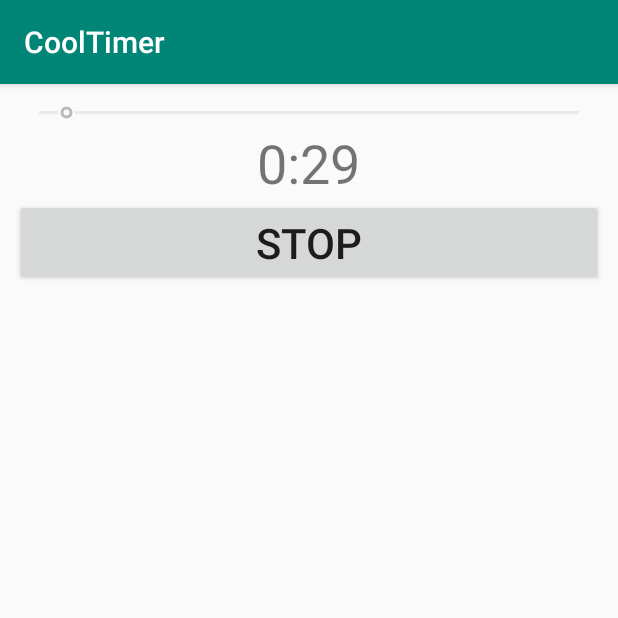
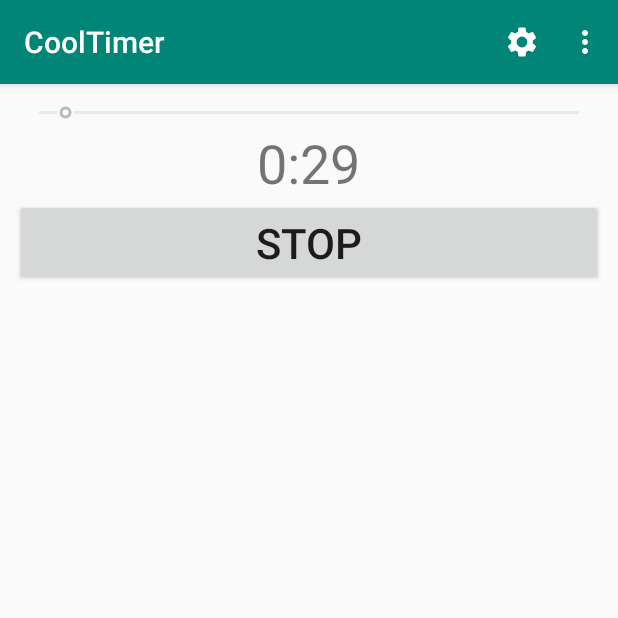
Before and after one commit to pysoftware/AndroidTimer, an Android app: the screen it shows after launch (MainActivity), after a tap on "START", on a phone screen of 412 x 824 dp, the top half of it. Run offline under Robolectric (Android 15) with nearby library versions, the light colour scheme and no system bars.

Commit message:
Initial commit

```diff
--- a/app/src/main/java/com/example/cooltimer/MainActivity.java
+++ b/app/src/main/java/com/example/cooltimer/MainActivity.java
@@ -1,24 +1,26 @@
 package com.example.cooltimer;
 
 import android.annotation.SuppressLint;
+import android.content.Intent;
+import android.media.MediaPlayer;
 import android.os.CountDownTimer;
-import android.os.Handler;
 import android.support.v7.app.AppCompatActivity;
 import android.os.Bundle;
 import android.util.Log;
+import android.view.Menu;
+import android.view.MenuInflater;
+import android.view.MenuItem;
 import android.view.View;
 import android.widget.Button;
 import android.widget.SeekBar;
-import android.widget.Switch;
 import android.widget.TextView;
 
 public class MainActivity extends AppCompatActivity implements SeekBar.OnSeekBarChangeListener, View.OnClickListener {
 
     CountDownTimer timer;
+    MediaPlayer mediaPlayer;
 
     final int DEFAULT_PROGRESS = 30;
-    private int minutes;
-    private int seconds;
 
     SeekBar seekBar;
     TextView textView;
@@ -39,29 +41,36 @@ public class MainActivity extends AppCompatActivity implements SeekBar.OnSeekBar
         button.setOnClickListener(this);
     }
 
+    @SuppressLint("SetTextI18n")
     public void timeByDefault() {
         seekBar.setProgress(DEFAULT_PROGRESS);
-        minutes = seekBar.getProgress() / 60;
-        seconds = seekBar.getProgress() % 60;
+        int minutes = seekBar.getProgress() / 60;
+        int seconds = seekBar.getProgress() % 60;
         seekBar.setProgress(DEFAULT_PROGRESS);
         button.setText("start");
         seekBar.setEnabled(true);
         textView.setText(minutes + ":" + seconds);
     }
 
-    public void startTimer(){
+    public void startTimer() {
         timer = new CountDownTimer(
                 seekBar.getProgress() * 1000, 1000) {
             @SuppressLint("SetTextI18n")
             @Override
             public void onTick(long millisUntilFinished) {
+                int minutes = (int) millisUntilFinished / 1000 / 60;
+                int seconds = (int) millisUntilFinished / 1000 % 60;
                 button.setText("stop");
                 seekBar.setEnabled(false);
-                textView.setText((int)millisUntilFinished / 1000 / 60 + ":" + (int)millisUntilFinished / 1000 % 60);
+                seekBar.setProgress(minutes + seconds);
+                textView.setText(minutes + ":" + seconds);
             }
 
             @Override
             public void onFinish() {
+                mediaPlayer = MediaPlayer.create(getApplicationContext(),
+                        R.raw.crank_2);
+                mediaPlayer.start();
                 timeByDefault();
             }
         }.start();
@@ -85,16 +94,35 @@ public class MainActivity extends AppCompatActivity implements SeekBar.OnSeekBar
 
     @Override
     public void onClick(View v) {
-        switch (v.getId()){
-            case R.id.button:
+        if (v.getId() == R.id.button) {
             if (button.getText().equals("start")) {
                 startTimer();
-                }
-                else if (button.getText().equals("stop")){
+            } else if (button.getText().equals("stop")) {
                 timer.cancel();
                 timeByDefault();
             }
-                break;
         }
     }
+
+    @Override
+    public boolean onCreateOptionsMenu(Menu menu) {
+        MenuInflater menuInflater = getMenuInflater();
+        menuInflater.inflate(R.menu.timer_menu, menu);
+        return true;
     }
+
+    @Override
+    public boolean onOptionsItemSelected(MenuItem item) {
+        switch (item.getItemId()) {
+            case R.id.action_settings:
+                Intent openSettings = new Intent(this, SettingsActivity.class);
+                startActivity(openSettings);
+                return true;
+            case R.id.action_about:
+                Intent openAbout = new Intent(this, AboutActivity.class);
+                startActivity(openAbout);
+                return true;
+        }
+        return super.onOptionsItemSelected(item);
+    }
+}
--- /dev/null
+++ b/app/src/main/res/drawable/ic_monetization_on_white_24dp.xml
@@ -0,0 +1,5 @@
+<vector android:height="24dp" android:tint="#FFFFFF"
+    android:viewportHeight="24.0" android:viewportWidth="24.0"
+    android:width="24dp" xmlns:android="http://schemas.android.com/apk/res/android">
+    <path android:fillColor="#FF000000" android:pathData="M12,2C6.48,2 2,6.48 2,12s4.48,10 10,10 10,-4.48 10,-10S17.52,2 12,2zM13.41,18.09L13.41,20h-2.67v-1.93c-1.71,-0.36 -3.16,-1.46 -3.27,-3.4h1.96c0.1,1.05 0.82,1.87 2.65,1.87 1.96,0 2.4,-0.98 2.4,-1.59 0,-0.83 -0.44,-1.61 -2.67,-2.14 -2.48,-0.6 -4.18,-1.62 -4.18,-3.67 0,-1.72 1.39,-2.84 3.11,-3.21L10.74,4h2.67v1.95c1.86,0.45 2.79,1.86 2.85,3.39L14.3,9.34c-0.05,-1.11 -0.64,-1.87 -2.22,-1.87 -1.5,0 -2.4,0.68 -2.4,1.64 0,0.84 0.65,1.39 2.67,1.91s4.18,1.39 4.18,3.91c-0.01,1.83 -1.38,2.83 -3.12,3.16z"/>
+</vector>
--- /dev/null
+++ b/app/src/main/res/drawable/ic_settings_white_24dp.xml
@@ -0,0 +1,5 @@
+<vector android:height="24dp" android:tint="#FFFFFF"
+    android:viewportHeight="24" android:viewportWidth="24"
+    android:width="24dp" xmlns:android="http://schemas.android.com/apk/res/android">
+    <path android:fillColor="#FF000000" android:pathData="M19.1,12.9a2.8,2.8 0,0 0,0.1 -0.9,2.8 2.8,0 0,0 -0.1,-0.9l2.1,-1.6a0.7,0.7 0,0 0,0.1 -0.6L19.4,5.5a0.7,0.7 0,0 0,-0.6 -0.2l-2.4,1a6.5,6.5 0,0 0,-1.6 -0.9l-0.4,-2.6a0.5,0.5 0,0 0,-0.5 -0.4H10.1a0.5,0.5 0,0 0,-0.5 0.4L9.3,5.4a5.6,5.6 0,0 0,-1.7 0.9l-2.4,-1a0.4,0.4 0,0 0,-0.5 0.2l-2,3.4c-0.1,0.2 0,0.4 0.2,0.6l2,1.6a2.8,2.8 0,0 0,-0.1 0.9,2.8 2.8,0 0,0 0.1,0.9L2.8,14.5a0.7,0.7 0,0 0,-0.1 0.6l1.9,3.4a0.7,0.7 0,0 0,0.6 0.2l2.4,-1a6.5,6.5 0,0 0,1.6 0.9l0.4,2.6a0.5,0.5 0,0 0,0.5 0.4h3.8a0.5,0.5 0,0 0,0.5 -0.4l0.3,-2.6a5.6,5.6 0,0 0,1.7 -0.9l2.4,1a0.4,0.4 0,0 0,0.5 -0.2l2,-3.4c0.1,-0.2 0,-0.4 -0.2,-0.6ZM12,15.6A3.6,3.6 0,1 1,15.6 12,3.6 3.6,0 0,1 12,15.6Z"/>
+</vector>
--- /dev/null
+++ b/app/src/main/res/drawable/ic_supervisor_account_white_24dp.xml
@@ -0,0 +1,5 @@
+<vector android:height="24dp" android:tint="#FFFFFF"
+    android:viewportHeight="24.0" android:viewportWidth="24.0"
+    android:width="24dp" xmlns:android="http://schemas.android.com/apk/res/android">
+    <path android:fillColor="#FF000000" android:pathData="M16.5,12c1.38,0 2.49,-1.12 2.49,-2.5S17.88,7 16.5,7C15.12,7 14,8.12 14,9.5s1.12,2.5 2.5,2.5zM9,11c1.66,0 2.99,-1.34 2.99,-3S10.66,5 9,5C7.34,5 6,6.34 6,8s1.34,3 3,3zM16.5,14c-1.83,0 -5.5,0.92 -5.5,2.75L11,19h11v-2.25c0,-1.83 -3.67,-2.75 -5.5,-2.75zM9,13c-2.33,0 -7,1.17 -7,3.5L2,19h7v-2.25c0,-0.85 0.33,-2.34 2.37,-3.47C10.5,13.1 9.66,13 9,13z"/>
+</vector>
--- /dev/null
+++ b/app/src/main/res/menu/timer_menu.xml
@@ -0,0 +1,18 @@
+<?xml version="1.0" encoding="utf-8"?>
+<menu
+    xmlns:app="http://schemas.android.com/apk/res-auto"
+    xmlns:android="http://schemas.android.com/apk/res/android">
+
+    <item
+        android:id="@+id/action_settings"
+        android:orderInCategory="1"
+        app:showAsAction="ifRoom"
+        android:title="@string/settings"
+        android:icon="@drawable/ic_settings_white_24dp"/>
+    <item
+        android:id="@+id/action_about"
+        android:orderInCategory="3"
+        app:showAsAction="never"
+        android:title="@string/about"
+        android:icon="@drawable/ic_supervisor_account_white_24dp"/>
+</menu>
--- a/app/src/main/res/values/strings.xml
+++ b/app/src/main/res/values/strings.xml
@@ -2,4 +2,7 @@
     <string name="app_name">CoolTimer</string>
     <string name="click_me">Click me</string>
     <string name="start">start</string>
+    <string name="purchase">Purchase</string>
+    <string name="settings">Settings</string>
+    <string name="about">About</string>
 </resources>
```
Also changed, not shown: app/src/main/AndroidManifest.xml (+27 -4 lines), app/src/main/java/com/example/cooltimer/AboutActivity.java (added, +30 -0 lines), app/src/main/java/com/example/cooltimer/SettingsActivity.java (added, +30 -0 lines), app/src/main/res/layout/activity_about.xml (added, +9 -0 lines), app/src/main/res/layout/activity_settings.xml (added, +9 -0 lines), 2 other files. Lines whose indentation alone changed are shown as unchanged.
